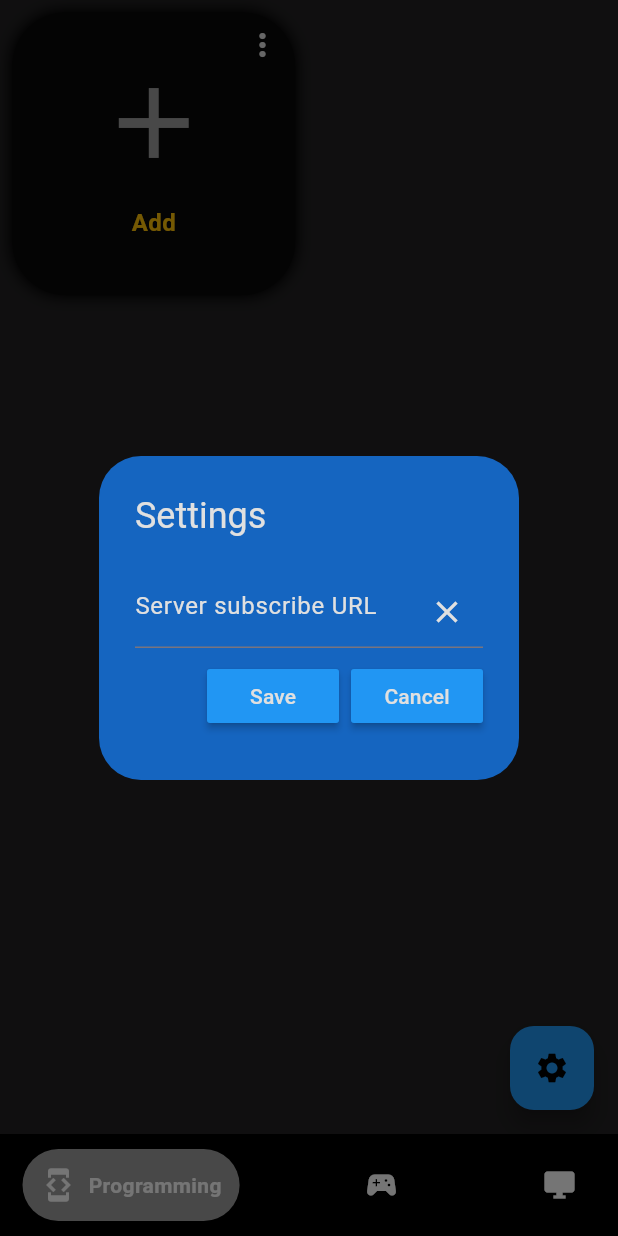
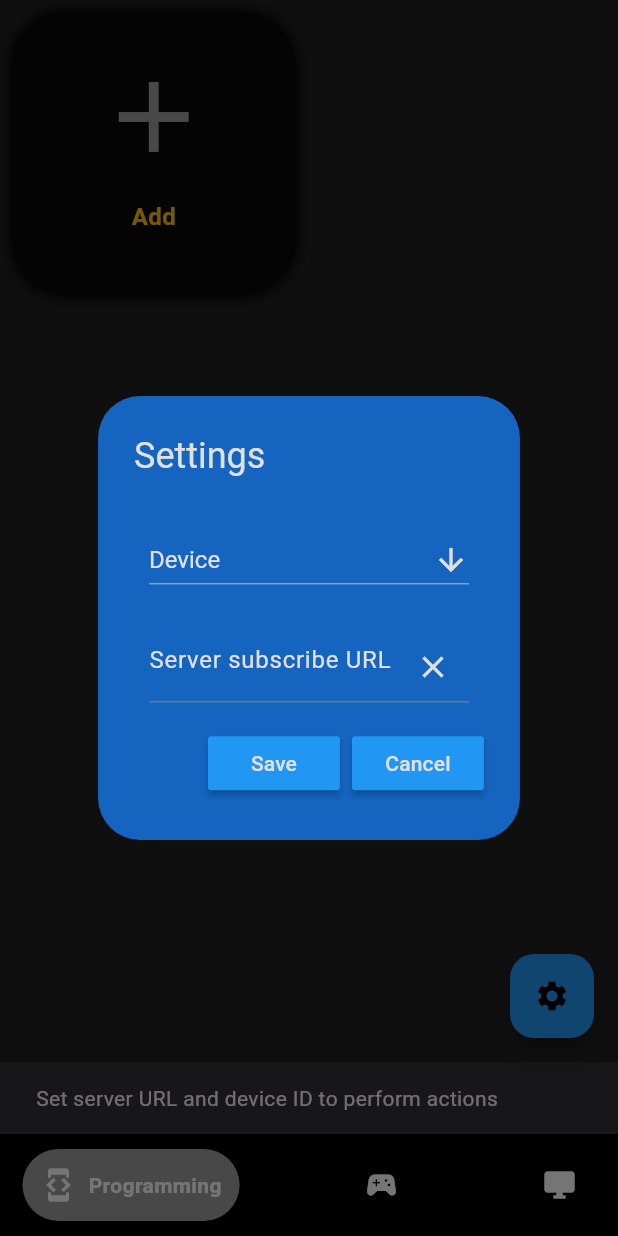
Before and after one commit to komura92/ninja_macropad_flutter, a Flutter app: the screen it shows after launch, after a tap on the "settings" icon, on a phone screen of 412 x 824 dp. Run offline on Flutter 3.47's test engine with Material 3 defaults, Android fonts, the phone set to English and light mode, and no system bars; drawn by our look-alikes of google_nav_bar, reorderable_grid_view; our stand-ins replace hive_flutter; missing offline and left inert: flutter_iconpicker; accounts and stored records are empty.

Commit message:
[MP-AM-F-05] # dropdown for choosing which device to control

```diff
--- a/lib/data/client/sse_client.dart
+++ b/lib/data/client/sse_client.dart
@@ -1,11 +1,18 @@
+import 'package:flutter/material.dart';
 import 'package:flutter_ninja_macropad/data/db/server_db.dart';
 import 'package:http/http.dart' as http;
 import 'dart:convert';
 
 class SseClient {
-  static Future<http.Response> callAction(String action) {
+  static Future<http.Response>? callAction(
+      String action, BuildContext context) {
+    if (ServerDB.getPublishUrl() == null) {
+      _missingConfigError(context);
+      return null;
+    }
+
     return http.post(
-      Uri.parse(ServerDB.getSubscriptionUrl()!),
+      Uri.parse(ServerDB.getPublishUrl()!),
       headers: <String, String>{
         'Content-Type': 'application/json; charset=UTF-8',
       },
@@ -14,4 +21,27 @@ class SseClient {
       }),
     );
   }
+
+  static Future<List<String>> getAvailableDevices(BuildContext context) async {
+    if (ServerDB.getDevicesUrl() == null) {
+      _missingConfigError(context);
+      return Future.value([]);
+    }
+    try {
+      final response = await http
+          .get(Uri.parse(ServerDB.getDevicesUrl()!))
+          .timeout(const Duration(seconds: 5));
+      List responseList = json.decode(response.body);
+      List<String> list = responseList.map((e) => e as String).toList();
+      return Future.value(list);
+    } catch (e) {
+      return Future.value([]);
+    }
+  }
+
+  static void _missingConfigError(BuildContext context) {
+    ScaffoldMessenger.of(context).showSnackBar(const SnackBar(
+      content: Text("Set server URL and device ID to perform actions"),
+    ));
+  }
 }
--- a/lib/data/db/server_db.dart
+++ b/lib/data/db/server_db.dart
@@ -1,13 +1,48 @@
 import 'package:hive_flutter/hive_flutter.dart';
 
 class ServerDB {
+  static const String SERVER_URL_BUCKET_NAME = 'sse_service_url';
+  static const String DEVICE_NAME_BUCKET_NAME = 'device_name';
   static final _myBox = Hive.box('app_settings');
 
-  static String? getSubscriptionUrl() {
-    return _myBox.get('subscription_url');
+  static String? _serverUrl;
+  static String? _selectedDevice;
+
+  static String? getPublishUrl() {
+    _serverUrl ??= _myBox.get(SERVER_URL_BUCKET_NAME);
+    if (_serverUrl != null &&
+        _serverUrl?.isEmpty == false &&
+        _selectedDevice != null &&
+        _selectedDevice?.isEmpty == false) {
+      return '$_serverUrl?deviceId=$_selectedDevice';
+    }
+    return null;
+  }
+
+  static String? getServerUrl() {
+    _serverUrl ??= _myBox.get(SERVER_URL_BUCKET_NAME);
+    return _serverUrl;
+  }
+
+  static String? getSelectedDevice() {
+    _selectedDevice ??= _myBox.get(DEVICE_NAME_BUCKET_NAME);
+    return _selectedDevice;
+  }
+
+  static String? getDevicesUrl() {
+    _serverUrl ??= _myBox.get(SERVER_URL_BUCKET_NAME);
+    return _serverUrl != null && _serverUrl?.isEmpty == false
+        ? '$_serverUrl/devices'
+        : null;
   }
 
   static void updateSubscriptionUrl(String? newUrl) {
-    _myBox.put('subscription_url', newUrl);
+    _myBox.put(SERVER_URL_BUCKET_NAME, newUrl);
+    _serverUrl = newUrl;
+  }
+
+  static void updateDeviceName(String? newDeviceName) {
+    _myBox.put(DEVICE_NAME_BUCKET_NAME, newDeviceName);
+    _selectedDevice = newDeviceName;
   }
 }
--- a/lib/widgets/home_page.dart
+++ b/lib/widgets/home_page.dart
@@ -6,6 +6,7 @@ import 'package:flutter_ninja_macropad/widgets/tabs/tab_content.dart';
 import 'package:flutter_ninja_macropad/widgets/settings/settings_dialog.dart';
 
 import '../config/config.dart';
+import '../data/client/sse_client.dart';
 
 class HomePage extends StatefulWidget {
   const HomePage({super.key});
@@ -16,8 +17,10 @@ class HomePage extends StatefulWidget {
 
 class _HomePageState extends State<HomePage> {
   int selectedIndex = 0;
-  final _controller =
-      TextEditingController(text: ServerDB.getSubscriptionUrl());
+  final _serverUrlController =
+      TextEditingController(text: ServerDB.getServerUrl());
+  final _selectedDeviceController =
+      TextEditingController(text: ServerDB.getSelectedDevice());
 
   void updateSelectedIndex(dynamic index) {
     setState(() {
@@ -40,25 +43,30 @@ class _HomePageState extends State<HomePage> {
   }
 
   void showSettingsPopup() {
+    SseClient.getAvailableDevices(context).then((availableDevices) {
       showDialog(
         context: context,
         builder: (context) {
           return SettingsDialog(
-          controller: _controller,
-          onSave: saveNewTask,
+            serverUrlController: _serverUrlController,
+            selectedDeviceController: _selectedDeviceController,
+            onSave: updateAppSettings,
             onCancel: () {
               Navigator.of(context).pop();
-            _controller.text = ServerDB.getSubscriptionUrl() != null
-                ? ServerDB.getSubscriptionUrl()!
+              _serverUrlController.text = ServerDB.getServerUrl() != null
+                  ? ServerDB.getServerUrl()!
                   : '';
             },
+            availableDevices: availableDevices,
           );
         },
       );
+    });
   }
 
-  void saveNewTask() {
-    ServerDB.updateSubscriptionUrl(_controller.text);
+  void updateAppSettings() {
+    ServerDB.updateDeviceName(_selectedDeviceController.text);
+    ServerDB.updateSubscriptionUrl(_serverUrlController.text);
     Navigator.of(context).pop();
   }
 }
--- a/lib/widgets/settings/settings_dialog.dart
+++ b/lib/widgets/settings/settings_dialog.dart
@@ -1,47 +1,100 @@
 import 'package:flutter/material.dart';
 import 'package:flutter_ninja_macropad/widgets/settings/dialog_button.dart';
 
-
-class SettingsDialog extends StatelessWidget {
-  final controller;
+class SettingsDialog extends StatefulWidget {
+  final TextEditingController serverUrlController;
+  final TextEditingController selectedDeviceController;
   VoidCallback onSave;
   VoidCallback onCancel;
+  String? deviceValue;
+  final List<String> availableDevices;
 
   SettingsDialog({
     super.key,
-    required this.controller,
+    required this.serverUrlController,
+    required this.selectedDeviceController,
     required this.onSave,
     required this.onCancel,
-  });
+    required this.availableDevices
+  }) : deviceValue = selectedDeviceController.text.isEmpty
+            ? null
+            : selectedDeviceController.text;
 
+  @override
+  State<SettingsDialog> createState() => _SettingsDialogState();
+}
+
+class _SettingsDialogState extends State<SettingsDialog> {
   @override
   Widget build(BuildContext context) {
     return AlertDialog(
-      title: Text('Settings', style: TextStyle(color: Colors.grey.shade300,),),
+      title: Text(
+        'Settings',
+        style: TextStyle(
+          color: Colors.grey.shade300,
+        ),
+      ),
       backgroundColor: Colors.blue.shade800,
       content: Container(
-        height: 120,
+        height: 200,
         child: Column(
           mainAxisAlignment: MainAxisAlignment.spaceEvenly,
           children: [
-            TextField(
-              controller: controller,
-              style: TextStyle(color: Colors.grey.shade300),
-              decoration: InputDecoration(
-                hintStyle: TextStyle(color: Colors.grey.shade300),
-                hintText: "Server subscribe URL",
-                suffixIcon: IconButton(
-                  onPressed: controller.clear,
-                  icon: Icon(Icons.clear, color: Colors.grey.shade300,),
+            Padding(
+              padding: const EdgeInsets.all(10),
+              child: DropdownButton<String>(
+                isExpanded: true,
+                dropdownColor: Colors.grey.shade800,
+                hint: Text(
+                  'Device',
+                  style: TextStyle(color: Colors.grey.shade300,
+                    fontSize: 16,),
                 ),
+                value: widget.deviceValue,
+                icon: Icon(Icons.arrow_downward, color: Colors.grey.shade300),
+                elevation: 16,
+                style: TextStyle(color: Colors.grey.shade300),
+                onChanged: (String? value) {
+                  setState(() {
+                    widget.deviceValue = value;
+                    widget.selectedDeviceController.text = value ?? '';
+                  });
+                },
+                items: widget.availableDevices.map<DropdownMenuItem<String>>((String value) {
+                  return DropdownMenuItem<String>(
+                    value: value,
+                    child: Text(value),
+                  );
+                }).toList(),
               ),
             ),
+            Padding(
+                padding: const EdgeInsets.all(10),
+                child: TextField(
+                  controller: widget.serverUrlController,
+                  style: TextStyle(color: Colors.grey.shade300),
+                  decoration: InputDecoration(
+                    hintStyle: TextStyle(
+                      fontSize: 16,
+                        color: Colors.grey.shade300,
+                        fontWeight: FontWeight.normal),
+                    hintText: "Server subscribe URL",
+                    suffixIcon: IconButton(
+                      onPressed: widget.serverUrlController.clear,
+                      icon: Icon(
+                        Icons.clear,
+                        color: Colors.grey.shade300,
+                      ),
+                    ),
+                  ),
+                )),
+            const SizedBox(width: 15),
             Row(
               mainAxisAlignment: MainAxisAlignment.end,
               children: [
-                DialogButton(text: "Save", onPressed: onSave),
+                DialogButton(text: "Save", onPressed: widget.onSave),
                 const SizedBox(width: 8),
-                DialogButton(text: "Cancel", onPressed: onCancel),
+                DialogButton(text: "Cancel", onPressed: widget.onCancel),
               ],
             ),
           ],
--- a/lib/widgets/tabs/popups/action_context_popup_menu.dart
+++ b/lib/widgets/tabs/popups/action_context_popup_menu.dart
@@ -35,13 +35,13 @@ class ActionPanelPopupMenu extends StatelessWidget {
                       Text(
                         'Edit',
                         style: TextStyle(
-                            color: Colors.grey.shade500, fontSize: 22),
+                            color: Colors.grey.shade300, fontSize: 22),
                       ),
                     ],
                   )),
             ),
             Divider(
-              color: Colors.grey.shade500,
+              color: Colors.grey.shade300,
               height: 1,
             ),
             InkWell(
@@ -58,7 +58,7 @@ class ActionPanelPopupMenu extends StatelessWidget {
                     Text(
                       'Delete',
                       style:
-                          TextStyle(color: Colors.grey.shade500, fontSize: 22),
+                          TextStyle(color: Colors.grey.shade300, fontSize: 22),
                       textAlign: TextAlign.center,
                     )
                   ],
--- a/lib/widgets/tabs/tab_content.dart
+++ b/lib/widgets/tabs/tab_content.dart
@@ -87,7 +87,7 @@ class _TabContentState extends State<TabContent> {
                       onTap: () {
                         if (widget.actions.indexOf(action) !=
                             widget.actions.length - 1) {
-                          SseClient.callAction(action.actionExecutor);
+                          SseClient.callAction(action.actionExecutor, context);
                         } else {
                           showActionFormPopup(null);
                         }
@@ -106,27 +106,32 @@ class _TabContentState extends State<TabContent> {
                         child: ListView(
                           physics: const NeverScrollableScrollPhysics(),
                           children: [
-                            InkWell(
+                            widget.actions.indexOf(action) !=
+                                    widget.actions.length - 1
+                                ? InkWell(
                                     onTap: () {
                                       showActionPanelPopupMenu(action);
                                     },
                                     child: Align(
                                       alignment: Alignment.centerRight,
                                       child: Padding(
-                                  padding:
-                                      const EdgeInsets.fromLTRB(0, 10, 10, 0),
+                                        padding: const EdgeInsets.fromLTRB(
+                                            0, 10, 10, 0),
                                         child: Icon(
                                           Icons.more_vert,
                                           color: Colors.grey.shade300,
                                         ),
                                       ),
                                     ),
+                                  )
+                                : Container(
+                                    height: 30,
                                   ),
                             Container(
                               child: action.actionIcon,
                             ),
                             Padding(
-                              padding: const EdgeInsets.fromLTRB(0,15,0,0),
+                              padding: const EdgeInsets.fromLTRB(0, 15, 0, 0),
                               child: Center(
                                   child: Text(
                                 action.actionName,
```
Also changed, not shown: 1 other file. Lines whose indentation alone changed are shown as unchanged.
